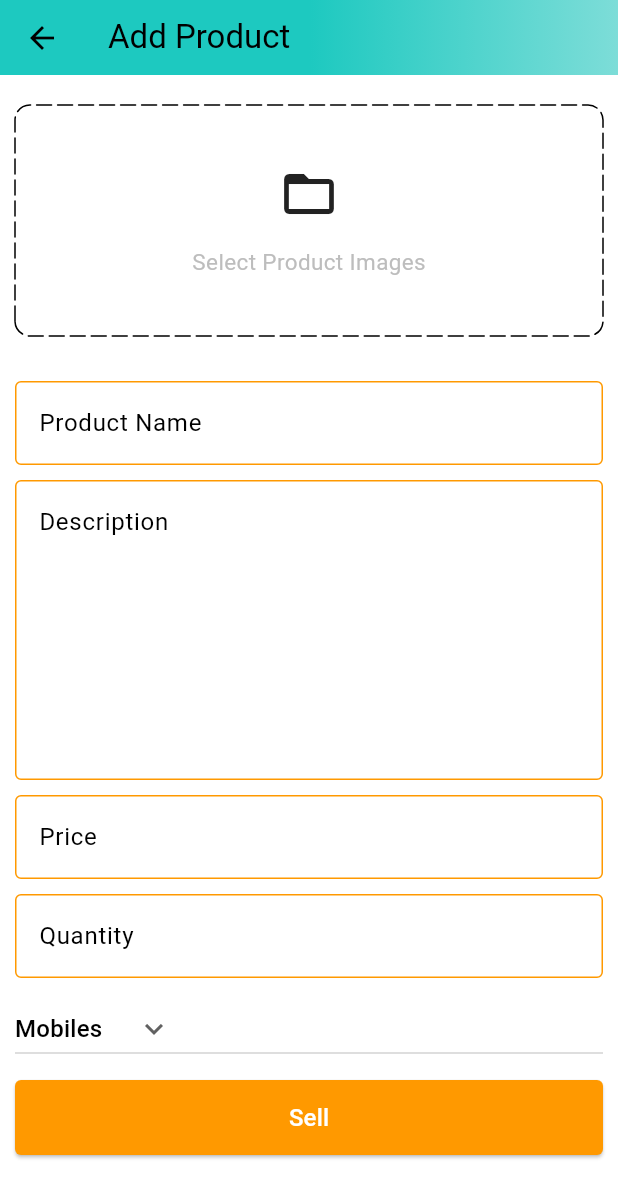
After one commit to yacineboudebouz/amazon-clone, a Flutter app: the AdminScreen screen opened directly, item 2 of the bottom bar chosen, after a tap on the "home" icon, after a tap on the "add" icon, on a phone screen of 412 x 824 dp. The commit adds this screen. Shown: the top 1198 px of the screen. Run offline on Flutter 3.47's test engine with Material 2 defaults, Android fonts, the phone set to English and light mode, and no system bars; drawn by our look-alikes of dotted_border; our stand-ins replace carousel_slider, file_picker, flutter_riverpod, fpdart, shared_preferences; accounts and stored records are empty.

Commit message:
add product

```diff
--- a/lib/core/common/widgets/custom_textfield.dart
+++ b/lib/core/common/widgets/custom_textfield.dart
@@ -3,9 +3,13 @@ import 'package:flutter/material.dart';
 
 class CustomTextField extends StatefulWidget {
   const CustomTextField(
-      {super.key, required this.controller, required this.hintText});
+      {super.key,
+      required this.controller,
+      required this.hintText,
+      this.maxLines = 1});
   final TextEditingController controller;
   final String hintText;
+  final int maxLines;
   @override
   State<CustomTextField> createState() => _CustomTextFieldState();
 }
@@ -15,6 +19,7 @@ class _CustomTextFieldState extends State<CustomTextField> {
   Widget build(BuildContext context) {
     return TextFormField(
       controller: widget.controller,
+      maxLines: widget.maxLines,
       decoration: InputDecoration(
         hintText: widget.hintText,
         border: const OutlineInputBorder(
--- a/lib/core/constants/utils.dart
+++ b/lib/core/constants/utils.dart
@@ -1,3 +1,6 @@
+import 'dart:io';
+
+import 'package:file_picker/file_picker.dart';
 import 'package:flutter/material.dart';
 
 void showSnackBar(BuildContext context, String text, Color color) {
@@ -6,3 +9,21 @@ void showSnackBar(BuildContext context, String text, Color color) {
     backgroundColor: color,
   ));
 }
+
+Future<List<File>> pickImages() async {
+  List<File> images = [];
+  try {
+    var files = await FilePicker.platform.pickFiles(
+      type: FileType.image,
+      allowMultiple: true,
+    );
+    if (files != null && files.files.isNotEmpty) {
+      for (int i = 0; i < files.files.length; i++) {
+        images.add(File(files.files[i].path!));
+      }
+    }
+  } catch (e) {
+    debugPrint(e.toString());
+  }
+  return images;
+}
--- a/lib/core/providers/api_provider.dart
+++ b/lib/core/providers/api_provider.dart
@@ -1,3 +1,3 @@
 class ApiProvider {
-  static const uri = 'http://192.168.160.150:3000';
+  static const uri = 'http://192.168.164.150:3000';
 }
--- /dev/null
+++ b/lib/features/admin/view/add_product_screen.dart
@@ -0,0 +1,202 @@
+import 'dart:io';
+
+import 'package:amazon_clone/core/common/widgets/custom_textfield.dart';
+
+import 'package:carousel_slider/carousel_slider.dart';
+import 'package:dotted_border/dotted_border.dart';
+
+import 'package:flutter/material.dart';
+
+import '../../../core/common/widgets/custom_button.dart';
+import '../../../core/constants/global_variables.dart';
+import '../../../core/constants/utils.dart';
+
+class AddProductScreen extends StatefulWidget {
+  static const String routeName = '/add-product';
+  const AddProductScreen({Key? key}) : super(key: key);
+
+  @override
+  State<AddProductScreen> createState() => _AddProductScreenState();
+}
+
+class _AddProductScreenState extends State<AddProductScreen> {
+  final TextEditingController productNameController = TextEditingController();
+  final TextEditingController descriptionController = TextEditingController();
+  final TextEditingController priceController = TextEditingController();
+  final TextEditingController quantityController = TextEditingController();
+
+  String category = 'Mobiles';
+  List<File> images = [];
+  final _addProductFormKey = GlobalKey<FormState>();
+
+  @override
+  void dispose() {
+    super.dispose();
+    productNameController.dispose();
+    descriptionController.dispose();
+    priceController.dispose();
+    quantityController.dispose();
+  }
+
+  List<String> productCategories = [
+    'Mobiles',
+    'Essentials',
+    'Appliances',
+    'Books',
+    'Fashion'
+  ];
+
+  // void sellProduct() {
+  //   if (_addProductFormKey.currentState!.validate() && images.isNotEmpty) {
+  //     adminServices.sellProduct(
+  //       context: context,
+  //       name: productNameController.text,
+  //       description: descriptionController.text,
+  //       price: double.parse(priceController.text),
+  //       quantity: double.parse(quantityController.text),
+  //       category: category,
+  //       images: images,
+  //     );
+  //   }
+  // }
+
+  void selectImages() async {
+    var res = await pickImages();
+    setState(() {
+      images = res;
+    });
+  }
+
+  @override
+  Widget build(BuildContext context) {
+    return Scaffold(
+      appBar: PreferredSize(
+        preferredSize: const Size.fromHeight(50),
+        child: AppBar(
+          flexibleSpace: Container(
+            decoration: const BoxDecoration(
+              gradient: GlobalVariables.appBarGradient,
+            ),
+          ),
+          title: const Text(
+            'Add Product',
+            style: TextStyle(
+              color: Colors.black,
+            ),
+          ),
+        ),
+      ),
+      body: SingleChildScrollView(
+        child: Form(
+          key: _addProductFormKey,
+          child: Padding(
+            padding: const EdgeInsets.symmetric(horizontal: 10.0),
+            child: Column(
+              children: [
+                const SizedBox(height: 20),
+                images.isNotEmpty
+                    ? CarouselSlider(
+                        items: images.map(
+                          (i) {
+                            return Builder(
+                              builder: (BuildContext context) => Image.file(
+                                i,
+                                fit: BoxFit.cover,
+                                height: 200,
+                              ),
+                            );
+                          },
+                        ).toList(),
+                        options: CarouselOptions(
+                          viewportFraction: 1,
+                          height: 200,
+                        ),
+                      )
+                    : GestureDetector(
+                        onTap: () {
+                          selectImages();
+                        },
+                        child: DottedBorder(
+                          borderType: BorderType.RRect,
+                          radius: const Radius.circular(10),
+                          dashPattern: const [10, 4],
+                          strokeCap: StrokeCap.round,
+                          child: Container(
+                            width: double.infinity,
+                            height: 150,
+                            decoration: BoxDecoration(
+                              borderRadius: BorderRadius.circular(10),
+                            ),
+                            child: Column(
+                              mainAxisAlignment: MainAxisAlignment.center,
+                              children: [
+                                const Icon(
+                                  Icons.folder_open,
+                                  size: 40,
+                                ),
+                                const SizedBox(height: 15),
+                                Text(
+                                  'Select Product Images',
+                                  style: TextStyle(
+                                    fontSize: 15,
+                                    color: Colors.grey.shade400,
+                                  ),
+                                ),
+                              ],
+                            ),
+                          ),
+                        ),
+                      ),
+                const SizedBox(height: 30),
+                CustomTextField(
+                  controller: productNameController,
+                  hintText: 'Product Name',
+                ),
+                const SizedBox(height: 10),
+                CustomTextField(
+                  controller: descriptionController,
+                  hintText: 'Description',
+                  maxLines: 7,
+                ),
+                const SizedBox(height: 10),
+                CustomTextField(
+                  controller: priceController,
+                  hintText: 'Price',
+                ),
+                const SizedBox(height: 10),
+                CustomTextField(
+                  controller: quantityController,
+                  hintText: 'Quantity',
+                ),
+                const SizedBox(height: 10),
+                SizedBox(
+                  width: double.infinity,
+                  child: DropdownButton(
+                    value: category,
+                    icon: const Icon(Icons.keyboard_arrow_down),
+                    items: productCategories.map((String item) {
+                      return DropdownMenuItem(
+                        value: item,
+                        child: Text(item),
+                      );
+                    }).toList(),
+                    onChanged: (String? newVal) {
+                      setState(() {
+                        category = newVal!;
+                      });
+                    },
+                  ),
+                ),
+                const SizedBox(height: 10),
+                CustomButton(
+                  text: 'Sell',
+                  onTap: () {},
+                ),
+              ],
+            ),
+          ),
+        ),
+      ),
+    );
+  }
+}
--- /dev/null
+++ b/lib/features/admin/view/admin_screen.dart
@@ -0,0 +1,145 @@
+import 'package:amazon_clone/features/admin/view/posts_screen.dart';
+import 'package:flutter/material.dart';
+import 'package:flutter_riverpod/flutter_riverpod.dart';
+
+import '../../../core/constants/global_variables.dart';
+
+class AdminScreen extends ConsumerStatefulWidget {
+  const AdminScreen({super.key});
+
+  @override
+  ConsumerState<ConsumerStatefulWidget> createState() => _AdminScreenState();
+}
+
+const List<Widget> pages = [
+  PostsScreen(),
+  Center(
+    child: Text('2'),
+  ),
+  Center(
+    child: Text('3'),
+  ),
+];
+
+class _AdminScreenState extends ConsumerState<AdminScreen> {
+  int _page = 0;
+  double bottomBarWidth = 42.0;
+  @override
+  Widget build(BuildContext context) {
+    return Scaffold(
+      appBar: PreferredSize(
+        preferredSize: const Size.fromHeight(50),
+        child: AppBar(
+          flexibleSpace: Container(
+            decoration:
+                const BoxDecoration(gradient: GlobalVariables.appBarGradient),
+          ),
+          title: Row(
+            mainAxisAlignment: MainAxisAlignment.spaceBetween,
+            children: [
+              Container(
+                alignment: Alignment.topLeft,
+                child: Image.asset(
+                  'assets/images/amazon_in.png',
+                  width: 120,
+                  height: 45,
+                  color: Colors.black,
+                ),
+              ),
+              const Text(
+                'Admin',
+                style:
+                    TextStyle(fontWeight: FontWeight.bold, color: Colors.black),
+              )
+            ],
+          ),
+        ),
+      ),
+      bottomNavigationBar: Container(
+        decoration: const BoxDecoration(
+          borderRadius: BorderRadius.only(
+              topLeft: Radius.circular(10), topRight: Radius.circular(10)),
+        ),
+        child: Row(
+          mainAxisAlignment: MainAxisAlignment.spaceBetween,
+          children: [
+            Container(
+              decoration: BoxDecoration(
+                border: Border(
+                  top: _page == 0
+                      ? BorderSide(
+                          width: 5, color: GlobalVariables.selectedNavBarColor)
+                      : BorderSide.none,
+                ),
+              ),
+              padding: const EdgeInsets.all(15),
+              child: IconButton(
+                onPressed: () {
+                  setState(() {
+                    _page = 0;
+                  });
+                },
+                icon: Icon(
+                  Icons.home_outlined,
+                  color: _page == 0
+                      ? GlobalVariables.selectedNavBarColor
+                      : GlobalVariables.unselectedNavBarColor,
+                  size: 40,
+                ),
+              ),
+            ),
+            Container(
+              decoration: BoxDecoration(
+                  border: Border(
+                      top: _page == 1
+                          ? BorderSide(
+                              width: 5,
+                              color: GlobalVariables.selectedNavBarColor)
+                          : BorderSide.none)),
+              padding: const EdgeInsets.all(15),
+              child: IconButton(
+                onPressed: () {
+                  setState(() {
+                    _page = 1;
+                  });
+                },
+                icon: Icon(
+                  Icons.analytics_outlined,
+                  color: _page == 1
+                      ? GlobalVariables.selectedNavBarColor
+                      : GlobalVariables.unselectedNavBarColor,
+                  size: 40,
+                ),
+              ),
+            ),
+            Container(
+              decoration: BoxDecoration(
+                  border: Border(
+                      top: _page == 2
+                          ? BorderSide(
+                              width: 5,
+                              color: GlobalVariables.selectedNavBarColor)
+                          : BorderSide.none)),
+              padding: const EdgeInsets.all(15),
+              child: IconButton(
+                onPressed: () {
+                  setState(() {
+                    _page = 2;
+                  });
+                },
+                icon: Icon(
+                  Icons.all_inbox_outlined,
+                  color: _page == 2
+                      ? GlobalVariables.selectedNavBarColor
+                      : GlobalVariables.unselectedNavBarColor,
+                  size: 40,
+                ),
+              ),
+            )
+          ],
+        ),
+      ),
+      body: pages[_page],
+    );
+  }
+}
--- /dev/null
+++ b/lib/features/admin/view/posts_screen.dart
@@ -0,0 +1,31 @@
+import 'package:amazon_clone/features/admin/view/add_product_screen.dart';
+import 'package:flutter/material.dart';
+import 'package:flutter_riverpod/flutter_riverpod.dart';
+
+class PostsScreen extends ConsumerStatefulWidget {
+  const PostsScreen({super.key});
+
+  @override
+  ConsumerState<ConsumerStatefulWidget> createState() => _PostsScreenState();
+}
+
+class _PostsScreenState extends ConsumerState<PostsScreen> {
+  void navigateToAddProduct() {
+    Navigator.pushNamed(context, AddProductScreen.routeName);
+  }
+
+  @override
+  Widget build(BuildContext context) {
+    return Scaffold(
+      body: const Center(
+        child: Text('Posts'),
+      ),
+      floatingActionButton: FloatingActionButton(
+        onPressed: navigateToAddProduct,
+        tooltip: 'Add product',
+        child: const Icon(Icons.add),
+      ),
+      floatingActionButtonLocation: FloatingActionButtonLocation.centerFloat,
+    );
+  }
+}
--- a/lib/features/auth/repository/auth_repository.dart
+++ b/lib/features/auth/repository/auth_repository.dart
@@ -16,7 +16,7 @@ final authRepositoryProvider = Provider((ref) {
 class AuthRepository {
   final Ref _ref;
   AuthRepository(Ref ref) : _ref = ref;
-  void signUpUser({
+  Future signUpUser({
     required BuildContext context,
     required String email,
     required String password,
@@ -54,7 +54,7 @@ class AuthRepository {
     }
   }
 
-  void signInUser({
+  Future signInUser({
     required BuildContext context,
     required String email,
     required String password,
@@ -83,7 +83,7 @@ class AuthRepository {
     }
   }
 
-  void getUserData(BuildContext context) async {
+  Future getUserData(BuildContext context) async {
     try {
       final prefs = await _ref.read(sharedPreferencesProvider);
       String? token = prefs.getToken();
--- a/lib/router.dart
+++ b/lib/router.dart
@@ -1,18 +1,17 @@
-import 'package:amazon_clone/core/common/widgets/bottom_bar.dart';
-import 'package:amazon_clone/features/auth/view/auth_screen.dart';
-import 'package:amazon_clone/features/home/view/home_screen.dart';
+import 'package:amazon_clone/features/admin/view/add_product_screen.dart';
 import 'package:flutter/material.dart';
-import 'package:routemaster/routemaster.dart';
 
-final loggedOutRoute = RouteMap(
-  routes: {
-    '/': (_) => const MaterialPage(child: AuthScreen()),
-    '/home': (_) => const MaterialPage(child: HomeScreen())
-  },
-);
-
-final loggedInRoute = RouteMap(
-  routes: {
-    '/': (_) => const MaterialPage(child: BottomBar()),
-  },
-);
+Route<dynamic> generateRoute(RouteSettings routeSettings) {
+  switch (routeSettings.name) {
+    case AddProductScreen.routeName:
+      return MaterialPageRoute(builder: (_) => const AddProductScreen());
+    default:
+      return MaterialPageRoute(
+        builder: (_) => const Scaffold(
+          body: Center(
+            child: Text('Ops No Route '),
+          ),
+        ),
+      );
+  }
+}
--- a/pubspec.yaml
+++ b/pubspec.yaml
@@ -43,6 +43,8 @@ dependencies:
   custom_line_indicator_bottom_navbar: ^0.0.8
   badges: ^3.1.2
   carousel_slider: ^4.2.1
+  dotted_border: ^2.0.0+3
+  file_picker: ^5.5.0
 
 
 dev_dependencies:
```
Also changed, not shown: lib/core/loading.dart (added, +25 -0 lines), lib/features/auth/controller/auth_controller.dart (+4 -3 lines), lib/features/auth/view/auth_screen.dart (+23 -8 lines), lib/main.dart (+15 -10 lines), pubspec.lock, 1 other file.
